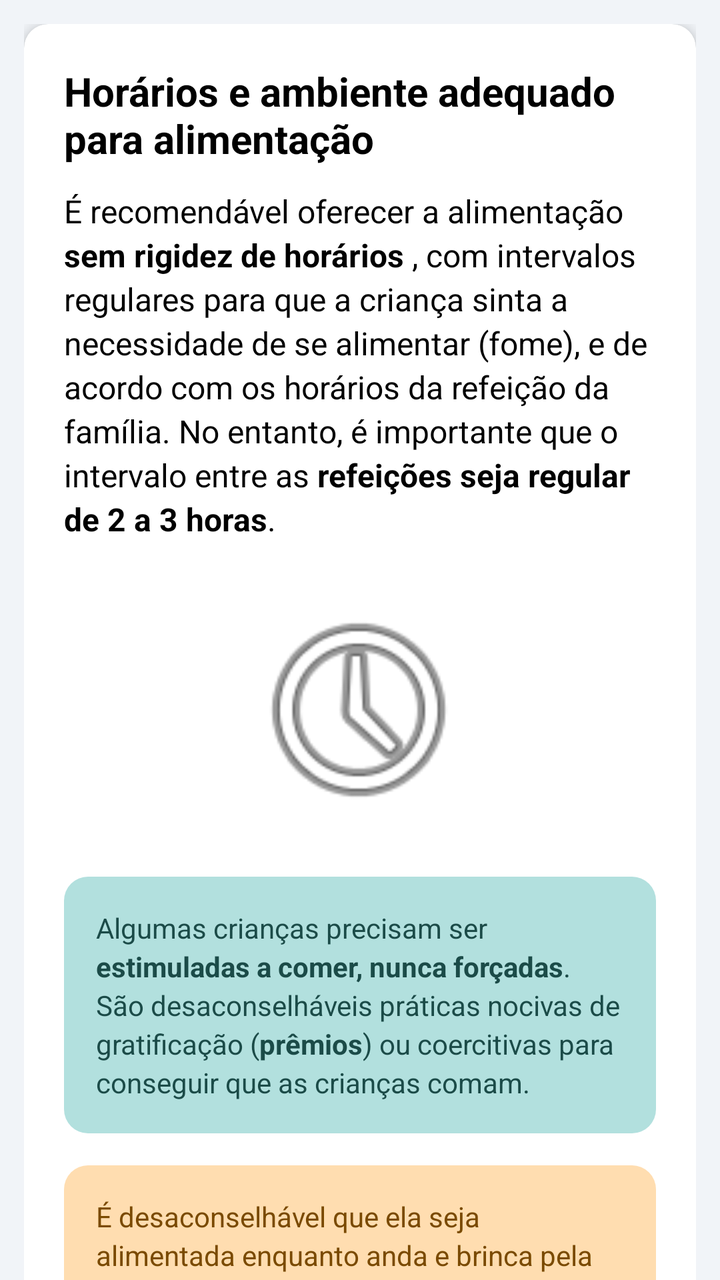
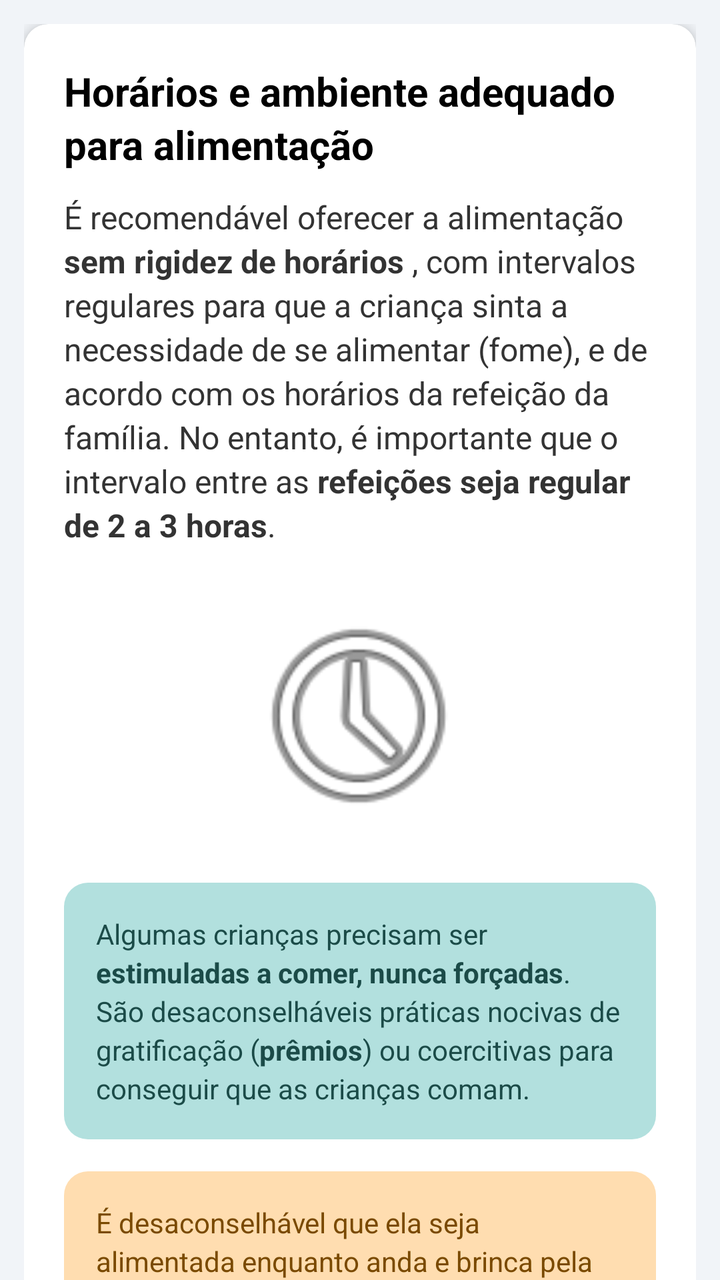

Two renders of the same Android screen: before a commit and after it. Below are the layout's source before the change and the commit's diff.
<!-- AndroidManifest.xml: application theme Theme.NutrirAGente -->
<!-- res/layout/activity_horarios_ambiente.xml -->
<?xml version="1.0" encoding="utf-8"?>
<androidx.coordinatorlayout.widget.CoordinatorLayout
    xmlns:android="http://schemas.android.com/apk/res/android"
    xmlns:app="http://schemas.android.com/apk/res-auto"
    android:layout_width="match_parent"
    android:layout_height="match_parent"
    android:background="@color/gray">

    
    <com.google.android.material.appbar.AppBarLayout
        android:layout_width="match_parent"
        android:layout_height="wrap_content"
        android:background="@color/blue_toolbar"
        app:elevation="12dp">

    </com.google.android.material.appbar.AppBarLayout>

    <androidx.core.widget.NestedScrollView
        android:layout_width="match_parent"
        android:layout_height="match_parent"
        app:layout_behavior="@string/appbar_scrolling_view_behavior">

        <LinearLayout
            android:layout_width="match_parent"
            android:layout_height="wrap_content"
            android:orientation="vertical"
            android:padding="12dp">

            <androidx.cardview.widget.CardView
                android:layout_width="match_parent"
                android:layout_height="wrap_content"
                android:layout_marginBottom="16dp"
                app:cardCornerRadius="12dp"
                app:cardElevation="4dp">

                <LinearLayout
                    android:layout_width="match_parent"
                    android:layout_height="wrap_content"
                    android:orientation="vertical"
                    android:padding="20dp">

                    
                    <TextView
                        android:layout_width="wrap_content"
                        android:layout_height="wrap_content"
                        android:layout_marginBottom="12dp"
                        android:text="Horários e ambiente adequado para alimentação"
                        android:textColor="@android:color/black"
                        android:textSize="20sp"
                        android:textStyle="bold" />

                    
                    <TextView
                        android:layout_width="match_parent"
                        android:layout_height="wrap_content"
                        android:layout_marginBottom="16dp"
                        android:lineSpacingExtra="3dp"
                        android:textColor="@color/black"
                        android:textSize="16sp"
                        android:text="@string/horario" />

                    
                    <ImageView
                        android:layout_width="120dp"
                        android:layout_height="120dp"
                        android:layout_gravity="center_horizontal"
                        android:layout_marginVertical="8dp"
                        android:src="@android:drawable/ic_menu_recent_history"
                        android:contentDescription="Ilustração de relógio" />

                    
                    <LinearLayout
                        android:layout_width="match_parent"
                        android:layout_height="wrap_content"
                        android:layout_marginTop="16dp"
                        android:background="@drawable/bg_tip_mint"
                        android:padding="16dp">

                        <TextView
                            android:layout_width="match_parent"
                            android:layout_height="wrap_content"
                            android:textColor="@color/tip_mint_text"
                            android:textSize="14sp"
                            android:lineSpacingExtra="3dp"
                            android:text="@string/horario_warn_1" />
                    </LinearLayout>

                    
                    <LinearLayout
                        android:layout_width="match_parent"
                        android:layout_height="wrap_content"
                        android:layout_marginTop="16dp"
                        android:background="@drawable/bg_tip_orange"
                        android:padding="16dp">

                        <TextView
                            android:layout_width="match_parent"
                            android:layout_height="wrap_content"
                            android:textColor="@color/tip_orange_text"
                            android:textSize="14sp"
                            android:lineSpacingExtra="3dp"
                            android:text="@string/horario_warn_2" />
                    </LinearLayout>

                </LinearLayout>
            </androidx.cardview.widget.CardView>

        </LinearLayout>
    </androidx.core.widget.NestedScrollView>

</androidx.coordinatorlayout.widget.CoordinatorLayout>
<!-- resources referenced by this layout -->
<resources>
  <!-- unchanged entries left out for length: 17 -->
</resources>

<!-- the commit's change to res/layout/activity_horarios_ambiente.xml (unified diff, before → after) -->
@@ -11,94 +11,52 @@
         android:layout_width="match_parent"
         android:layout_height="wrap_content"
         android:background="@color/blue_toolbar"
-        app:elevation="12dp">
-
-    </com.google.android.material.appbar.AppBarLayout>
+        app:elevation="@dimen/appbar_elevation" />
 
     <androidx.core.widget.NestedScrollView
         android:layout_width="match_parent"
         android:layout_height="match_parent"
         app:layout_behavior="@string/appbar_scrolling_view_behavior">
 
-        <LinearLayout
-            android:layout_width="match_parent"
-            android:layout_height="wrap_content"
-            android:orientation="vertical"
-            android:padding="12dp">
+        <LinearLayout style="@style/LinearContainer">
 
-            <androidx.cardview.widget.CardView
-                android:layout_width="match_parent"
-                android:layout_height="wrap_content"
-                android:layout_marginBottom="16dp"
-                app:cardCornerRadius="12dp"
-                app:cardElevation="4dp">
+            <androidx.cardview.widget.CardView style="@style/CardNutrir">
 
-                <LinearLayout
-                    android:layout_width="match_parent"
-                    android:layout_height="wrap_content"
-                    android:orientation="vertical"
-                    android:padding="20dp">
+                <LinearLayout style="@style/CardContent">
 
                     
                     <TextView
-                        android:layout_width="wrap_content"
-                        android:layout_height="wrap_content"
-                        android:layout_marginBottom="12dp"
-                        android:text="Horários e ambiente adequado para alimentação"
-                        android:textColor="@android:color/black"
-                        android:textSize="20sp"
-                        android:textStyle="bold" />
+                        style="@style/TextTitle"
+                        android:text="Horários e ambiente adequado para alimentação" />
 
                     
                     <TextView
-                        android:layout_width="match_parent"
-                        android:layout_height="wrap_content"
-                        android:layout_marginBottom="16dp"
-                        android:lineSpacingExtra="3dp"
-                        android:textColor="@color/black"
-                        android:textSize="16sp"
+                        style="@style/TextBody"
+                        android:layout_marginBottom="@dimen/spacing_lg"
                         android:text="@string/horario" />
 
                     
                     <ImageView
-                        android:layout_width="120dp"
-                        android:layout_height="120dp"
+                        android:layout_width="@dimen/image_size_xs"
+                        android:layout_height="@dimen/image_size_xs"
                         android:layout_gravity="center_horizontal"
-                        android:layout_marginVertical="8dp"
+                        android:layout_marginVertical="@dimen/spacing_sm"
                         android:src="@android:drawable/ic_menu_recent_history"
                         android:contentDescription="Ilustração de relógio" />
 
                     
-                    <LinearLayout
-                        android:layout_width="match_parent"
-                        android:layout_height="wrap_content"
-                        android:layout_marginTop="16dp"
-                        android:background="@drawable/bg_tip_mint"
-                        android:padding="16dp">
+                    <LinearLayout style="@style/TipBoxMint">
 
                         <TextView
-                            android:layout_width="match_parent"
-                            android:layout_height="wrap_content"
-                            android:textColor="@color/tip_mint_text"
-                            android:textSize="14sp"
-                            android:lineSpacingExtra="3dp"
+                            style="@style/TipTextMint"
                             android:text="@string/horario_warn_1" />
                     </LinearLayout>
 
                     
-                    <LinearLayout
-                        android:layout_width="match_parent"
-                        android:layout_height="wrap_content"
-                        android:layout_marginTop="16dp"
-                        android:background="@drawable/bg_tip_orange"
-                        android:padding="16dp">
+                    <LinearLayout style="@style/TipBoxOrange">
 
                         <TextView
-                            android:layout_width="match_parent"
-                            android:layout_height="wrap_content"
-                            android:textColor="@color/tip_orange_text"
-                            android:textSize="14sp"
-                            android:lineSpacingExtra="3dp"
+                            style="@style/TipTextOrange"
                             android:text="@string/horario_warn_2" />
                     </LinearLayout>
 
<!-- resource entries referenced after the edit -->
@@ -1,5 +1,89 @@
 <!-- resources referenced by this layout -->
 <resources>
+  <dimen name="appbar_elevation">12dp</dimen>
+  <dimen name="image_size_xs">120dp</dimen>
+  <dimen name="spacing_lg">16dp</dimen>
+  <dimen name="spacing_sm">8dp</dimen>
+  <style name="CardContent">
+          <item name="android:layout_width">match_parent</item>
+          <item name="android:layout_height">wrap_content</item>
+          <item name="android:orientation">vertical</item>
+          <item name="android:padding">@dimen/padding_xl</item>
+      </style>
+  <style name="CardNutrir">
+          <item name="android:layout_width">match_parent</item>
+          <item name="android:layout_height">wrap_content</item>
+          <item name="android:layout_marginBottom">@dimen/card_margin_bottom</item>
+          <item name="cardCornerRadius">@dimen/card_radius</item>
+          <item name="cardElevation">@dimen/card_elevation</item>
+      </style>
+  <style name="LinearContainer">
+          <item name="android:layout_width">match_parent</item>
+          <item name="android:layout_height">wrap_content</item>
+          <item name="android:orientation">vertical</item>
+          <item name="android:padding">@dimen/padding_md</item>
+      </style>
+  <style name="TextBody" parent="TextAppearance.Nutrir">
+          <item name="android:layout_width">match_parent</item>
+          <item name="android:layout_height">wrap_content</item>
+          <item name="android:textSize">@dimen/text_size_md</item>
+          <item name="android:lineSpacingExtra">@dimen/line_spacing_sm</item>
+          <item name="android:textColor">@color/color_text_black</item>
+      </style>
+  <style name="TextTitle" parent="TextAppearance.Nutrir">
+          <item name="android:layout_width">wrap_content</item>
+          <item name="android:layout_height">wrap_content</item>
+          <item name="android:textSize">@dimen/text_size_xl</item>
+          <item name="android:textStyle">bold</item>
+          <item name="android:textColor">@color/text_bold</item>
+          <item name="android:layout_marginBottom">@dimen/spacing_md</item>
+      </style>
+  <style name="TipBoxMint">
+          <item name="android:layout_width">match_parent</item>
+          <item name="android:layout_height">wrap_content</item>
+          <item name="android:layout_marginTop">@dimen/spacing_lg</item>
+          <item name="android:background">@drawable/bg_tip_mint</item>
+          <item name="android:padding">@dimen/padding_lg</item>
+      </style>
+  <style name="TipBoxOrange">
+          <item name="android:layout_width">match_parent</item>
+          <item name="android:layout_height">wrap_content</item>
+          <item name="android:layout_marginTop">@dimen/spacing_lg</item>
+          <item name="android:background">@drawable/bg_tip_orange</item>
+          <item name="android:padding">@dimen/padding_lg</item>
+      </style>
+  <style name="TipTextMint">
+          <item name="android:layout_width">match_parent</item>
+          <item name="android:layout_height">wrap_content</item>
+          <item name="android:textColor">@color/tip_mint_text</item>
+          <item name="android:textSize">@dimen/text_size_sm</item>
+          <item name="android:lineSpacingExtra">@dimen/line_spacing_sm</item>
+      </style>
+  <style name="TipTextOrange">
+          <item name="android:layout_width">match_parent</item>
+          <item name="android:layout_height">wrap_content</item>
+          <item name="android:textColor">@color/tip_orange_text</item>
+          <item name="android:textSize">@dimen/text_size_sm</item>
+          <item name="android:lineSpacingExtra">@dimen/line_spacing_sm</item>
+      </style>
+  <dimen name="padding_xl">20dp</dimen>
+  <dimen name="card_margin_bottom">16dp</dimen>
+  <dimen name="card_radius">12dp</dimen>
+  <dimen name="card_elevation">4dp</dimen>
+  <dimen name="padding_md">12dp</dimen>
+  <style name="TextAppearance.Nutrir" parent="TextAppearance.AppCompat">
+          <item name="android:textColor">@color/text_primary</item>
+          <item name="android:lineSpacingExtra">@dimen/line_spacing_sm</item>
+      </style>
+  <dimen name="text_size_md">16sp</dimen>
+  <dimen name="line_spacing_sm">3dp</dimen>
+  <color name="color_text_black">#333333</color>
+  <dimen name="text_size_xl">20sp</dimen>
+  <color name="text_bold">#000000</color>
+  <dimen name="spacing_md">12dp</dimen>
+  <dimen name="padding_lg">16dp</dimen>
+  <dimen name="text_size_sm">14sp</dimen>
+  <color name="text_primary">#2B2B2B</color>
   <!-- unchanged entries left out for length: 17 -->
 </resources>
 
